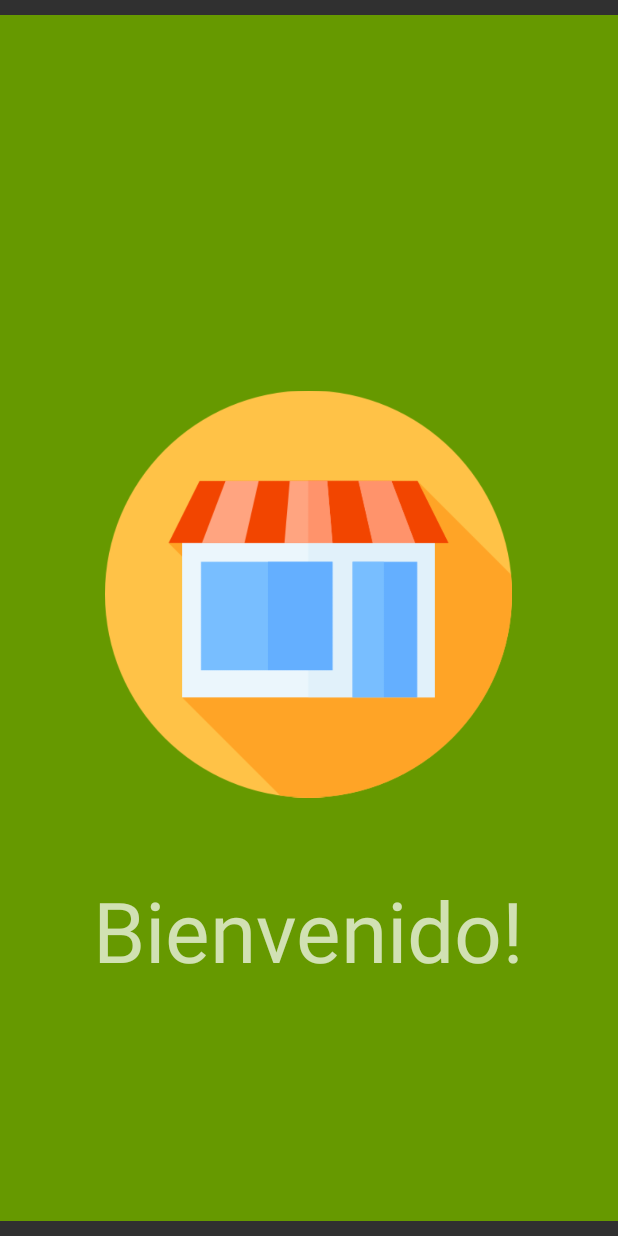
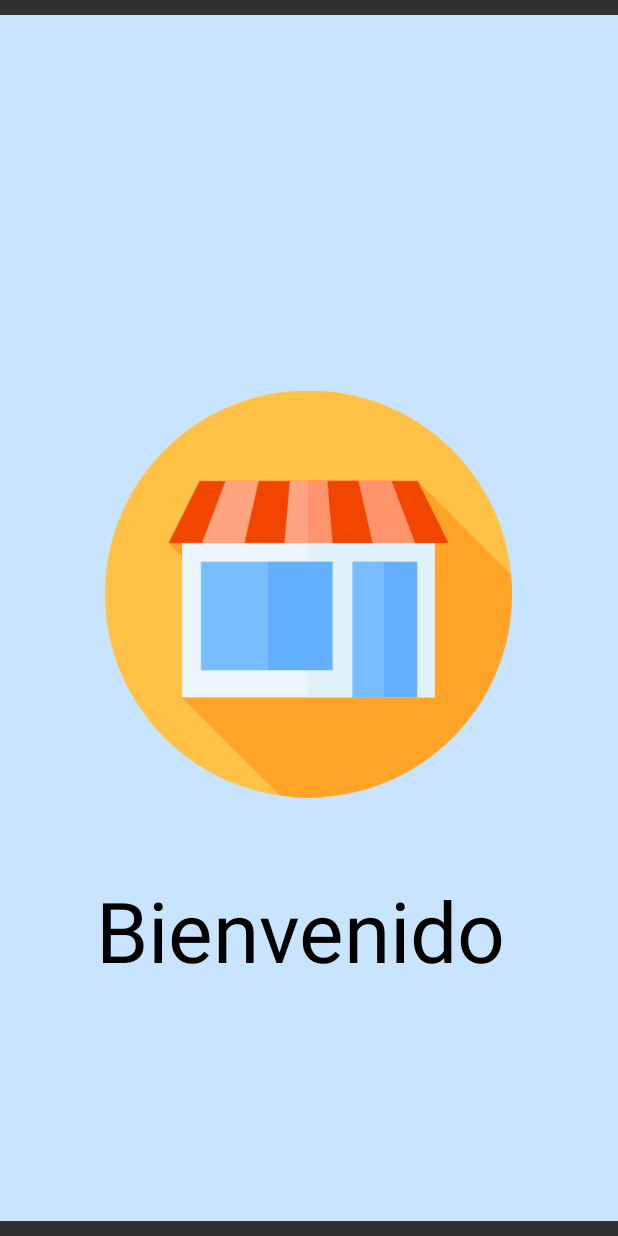
Before and after one commit to Hellogark/ControlDeAgua, an Android app: the MainActivity screen opened directly, with no data from a screen before it, on a phone screen of 412 x 824 dp. Run offline under Robolectric (Android 15) with nearby library versions, the phone set to English and light mode, and no system bars.

Commit message:
Se cambió el fondo en todas las activities

```diff
--- a/app/src/main/res/layout/activity_main.xml
+++ b/app/src/main/res/layout/activity_main.xml
@@ -10,7 +10,7 @@
         android:id="@+id/linearLayout"
         android:layout_width="match_parent"
         android:layout_height="804dp"
-        android:background="@android:color/holo_green_dark"
+        android:background="@color/fondoHome"
         android:orientation="horizontal"
         app:layout_constraintBottom_toBottomOf="parent"
         app:layout_constraintEnd_toEndOf="parent"
@@ -46,11 +46,12 @@
         android:id="@+id/textView"
         android:layout_width="wrap_content"
         android:layout_height="wrap_content"
+        android:layout_marginBottom="11dp"
         android:layout_marginStart="50dp"
         android:layout_marginTop="36dp"
-        android:layout_marginBottom="11dp"
         android:layout_weight="1"
-        android:text="Bienvenido!"
+        android:text="Bienvenido"
+        android:textColor="@android:color/black"
         android:textAppearance="@style/TextAppearance.AppCompat.Display3"
         app:layout_constraintBottom_toBottomOf="parent"
         app:layout_constraintEnd_toEndOf="parent"
--- a/app/src/main/res/layout/activity_web_view.xml
+++ b/app/src/main/res/layout/activity_web_view.xml
@@ -4,7 +4,7 @@
     xmlns:tools="http://schemas.android.com/tools"
     android:layout_width="match_parent"
     android:layout_height="match_parent"
-    android:background="@android:color/holo_blue_light"
+    android:background="@color/fondoHome"
     android:minHeight="137dp"
     tools:context=".webView">
 
```
Also changed, not shown: app/src/main/res/layout/activity_control.xml (+8 -3 lines), app/src/main/res/layout/activity_home.xml (+4 -4 lines).
